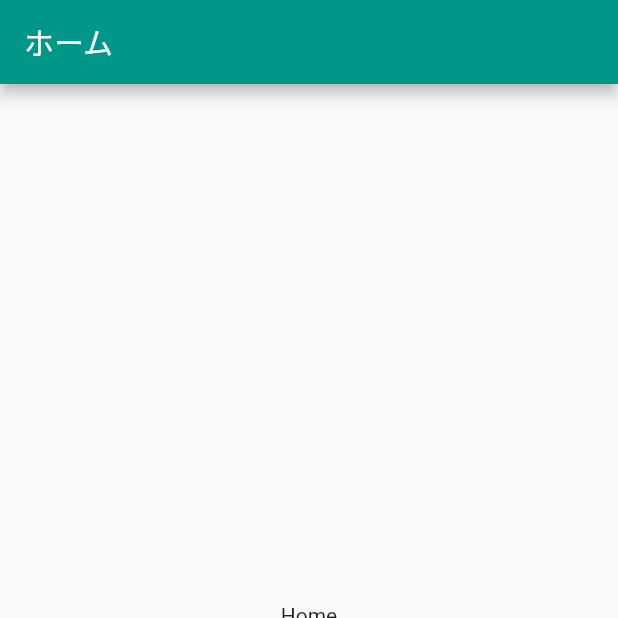
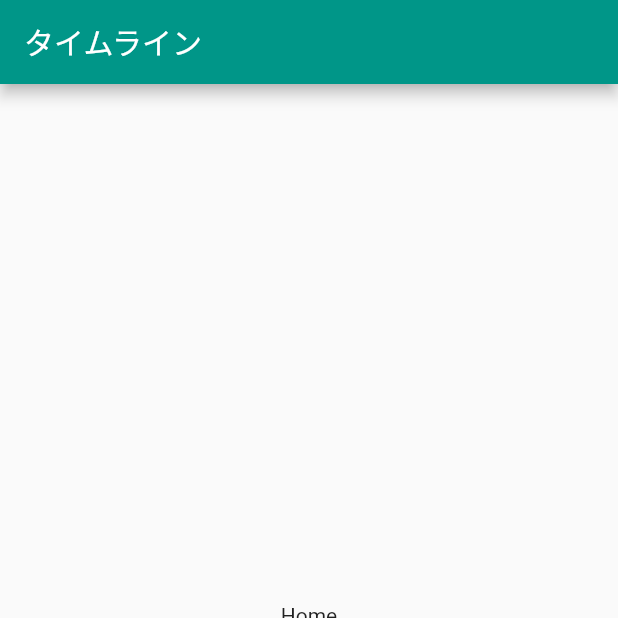
Before and after one commit to nozo-moto/firebase_try, a Flutter app: the screen it shows after launch, on a phone screen of 412 x 824 dp, the top half of it. Run offline on Flutter 3.47's test engine with Material 2 defaults, Android fonts, the phone set to English and light mode, and no system bars.

Commit message:
move timeline appbar

```diff
--- a/lib/main.dart
+++ b/lib/main.dart
@@ -41,9 +41,6 @@ class _MyHomePageState extends State<MyHomePage> {
   @override
   Widget build(BuildContext context) {
     return new Scaffold(
-      appBar: new AppBar(
-        title: new Text("ホーム"),
-      ),
       body: tabLayout[currentIndex],
       bottomNavigationBar: BottomNavigationBar(
         currentIndex: currentIndex,
--- a/lib/ui/home.dart
+++ b/lib/ui/home.dart
@@ -9,6 +9,9 @@ class _HomeState extends State<Home> {
   @override
   Widget build(BuildContext context) {
     return Scaffold(
+      appBar: AppBar(
+        title: new Text("タイムライン"),
+      ),
       body: Center(
         child: Text("Home"),
       ),
```
